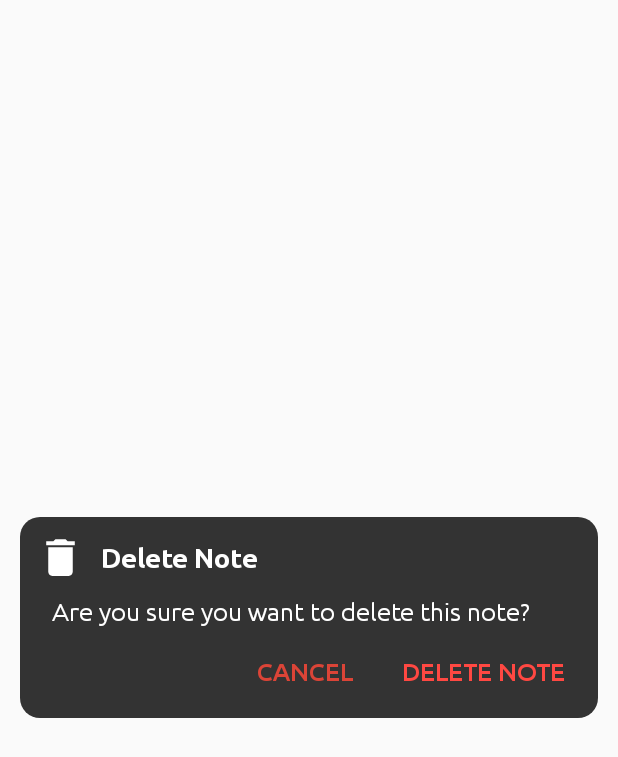
After one commit to stefanluiken/ideaNotes, an Android app: the layout layout_delete_note.xml on its own in the app's theme, with its tools: preview values and no code run, on a phone screen of 412 x 824 dp. The commit adds this screen. Shown: the top 757 px of the screen. Run offline under Robolectric (Android 15) with nearby library versions, the phone set to English and light mode, and no system bars.

Commit message:
delete note implemented

```diff
--- /dev/null
+++ b/app/src/main/res/layout/layout_delete_note.xml
@@ -0,0 +1,96 @@
+<?xml version="1.0" encoding="utf-8"?>
+<androidx.constraintlayout.widget.ConstraintLayout
+    xmlns:android="http://schemas.android.com/apk/res/android"
+    xmlns:app="http://schemas.android.com/apk/res-auto"
+    android:layout_width="match_parent"
+    android:layout_height="wrap_content"
+    android:id="@+id/layoutDeleteNoteContainer"
+    android:layout_gravity="center"
+    android:layout_margin="@dimen/_10sdp"
+    android:background="@drawable/background_dialog">
+
+    <ImageView
+        android:id="@+id/imageDeleteNote"
+        android:layout_width="@dimen/_25sdp"
+        android:layout_height="@dimen/_25sdp"
+        android:layout_marginStart="@dimen/_8sdp"
+        android:layout_marginTop="@dimen/_8sdp"
+        android:contentDescription="@string/app_name"
+        android:src="@drawable/ic_delete"
+        app:tint="@color/white"
+        app:layout_constraintStart_toStartOf="parent"
+        app:layout_constraintTop_toTopOf="parent" />
+
+    <TextView
+        android:layout_width="0dp"
+        android:layout_height="wrap_content"
+        android:layout_marginStart="@dimen/_8sdp"
+        android:layout_marginEnd="@dimen/_8sdp"
+        android:fontFamily="@font/ubuntu_bold"
+        android:includeFontPadding="false"
+        android:text="Delete Note"
+        android:textColor="@color/white"
+        android:textSize="@dimen/_14ssp"
+        app:layout_constraintBottom_toBottomOf="@id/imageDeleteNote"
+        app:layout_constraintEnd_toEndOf="parent"
+        app:layout_constraintStart_toEndOf="@id/imageDeleteNote"
+        app:layout_constraintTop_toTopOf="@id/imageDeleteNote"/>
+
+    <TextView
+        android:id="@+id/textDeleteNoteMessage"
+        android:layout_width="match_parent"
+        android:layout_height="wrap_content"
+        android:layout_marginStart="@dimen/_8sdp"
+        android:layout_marginTop="@dimen/_8sdp"
+        android:layout_marginEnd="@dimen/_8sdp"
+        android:fontFamily="@font/ubuntu_regular"
+        android:gravity="center_vertical"
+        android:includeFontPadding="false"
+        android:paddingStart="@dimen/_8sdp"
+        android:paddingEnd="@dimen/_8sdp"
+        android:text="Are you sure you want to delete this note?"
+        android:textColor="@color/white"
+        android:textSize="@dimen/_13ssp"
+        app:layout_constraintTop_toBottomOf="@id/imageDeleteNote" />
+
+    <TextView
+        android:id="@+id/textDeleteNote"
+        android:layout_width="wrap_content"
+        android:layout_height="wrap_content"
+        android:layout_marginTop="@dimen/_8sdp"
+        android:layout_marginEnd="@dimen/_8sdp"
+        android:layout_marginBottom="@dimen/_8sdp"
+        android:fontFamily="@font/ubuntu_medium"
+        android:includeFontPadding="false"
+        android:padding="@dimen/_8sdp"
+        android:text="Delete Note"
+        android:textAllCaps="true"
+        android:textColor="@color/colorDelete"
+        android:textSize="@dimen/_13ssp"
+        app:layout_constraintBottom_toBottomOf="parent"
+        app:layout_constraintEnd_toEndOf="parent"
+        app:layout_constraintTop_toBottomOf="@id/textDeleteNoteMessage"/>
+
+    <TextView
+        android:id="@+id/textCancel"
+        android:layout_width="wrap_content"
+        android:layout_height="wrap_content"
+        android:layout_marginTop="@dimen/_8sdp"
+        android:layout_marginEnd="@dimen/_8sdp"
+        android:layout_marginBottom="@dimen/_8sdp"
+        android:fontFamily="@font/ubuntu_medium"
+        android:includeFontPadding="false"
+        android:padding="@dimen/_8sdp"
+        android:text="Cancel"
+        android:textAllCaps="true"
+        android:textColor="@color/colorAccent"
+        android:textSize="@dimen/_13ssp"
+        app:layout_constraintBottom_toBottomOf="parent"
+        app:layout_constraintEnd_toStartOf="@id/textDeleteNote"
+        app:layout_constraintTop_toBottomOf="@id/textDeleteNoteMessage"/>
+
+
+
+
+
+</androidx.constraintlayout.widget.ConstraintLayout>
```
Also changed, not shown: app/src/main/java/com/example/ideanotes/activities/CreateNoteActivity.java (+58 -0 lines), app/src/main/java/com/example/ideanotes/activities/MainActivity.java (+11 -6 lines), app/src/main/res/layout/layout_miscellaneous.xml (+34 -0 lines).
